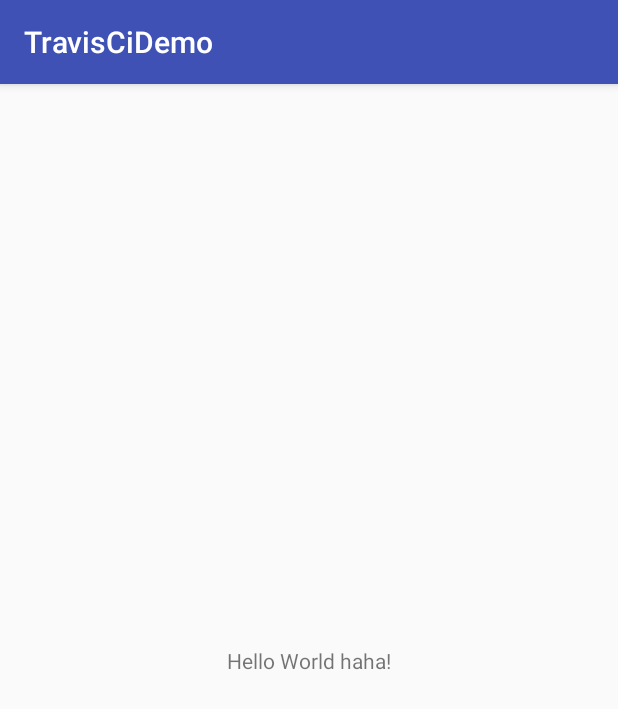
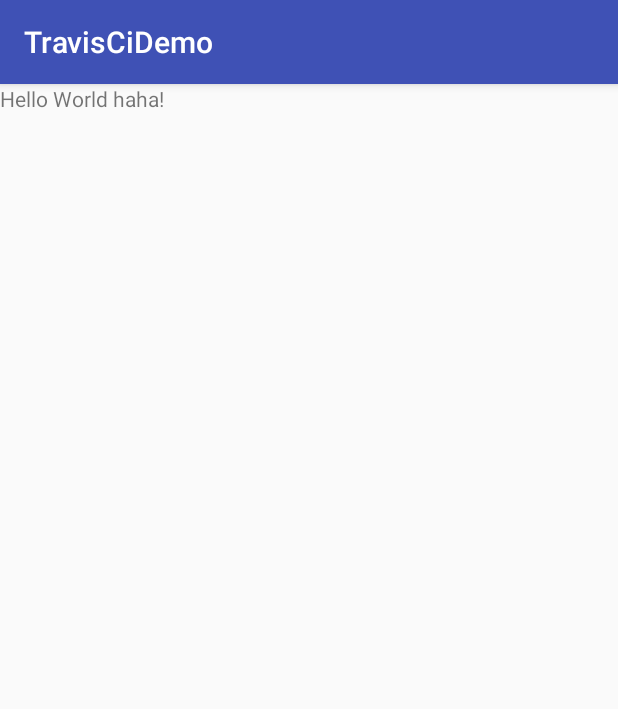
Before and after one commit to LionelWei/TravisCiDemo, an Android app: the screen it shows after launch (MainActivity), on a phone screen of 412 x 824 dp. Shown: the top 709 px of the screen. Run offline under Robolectric (Android 15) with nearby library versions, the phone set to English and light mode, and no system bars.

Commit message:
remove constraint layout for strage error from travis

```diff
--- a/app/build.gradle
+++ b/app/build.gradle
@@ -25,6 +25,5 @@ dependencies {
         exclude group: 'com.android.support', module: 'support-annotations'
     })
     compile 'com.android.support:appcompat-v7:25.2.0'
-    compile 'com.android.support.constraint:constraint-layout:1.0.0-alpha8'
     testCompile 'junit:junit:4.12'
 }
--- a/app/src/main/res/layout/activity_main.xml
+++ b/app/src/main/res/layout/activity_main.xml
@@ -1,5 +1,5 @@
 <?xml version="1.0" encoding="utf-8"?>
-<android.support.constraint.ConstraintLayout xmlns:android="http://schemas.android.com/apk/res/android"
+<LinearLayout xmlns:android="http://schemas.android.com/apk/res/android"
     xmlns:app="http://schemas.android.com/apk/res-auto"
     xmlns:tools="http://schemas.android.com/tools"
     android:layout_width="match_parent"
@@ -9,10 +9,6 @@
     <TextView
         android:layout_width="wrap_content"
         android:layout_height="wrap_content"
-        android:text="Hello World haha!"
-        app:layout_constraintBottom_toBottomOf="parent"
-        app:layout_constraintLeft_toLeftOf="parent"
-        app:layout_constraintRight_toRightOf="parent"
-        app:layout_constraintTop_toTopOf="parent" />
+        android:text="Hello World haha!" />
 
-</android.support.constraint.ConstraintLayout>
+</LinearLayout>
```
